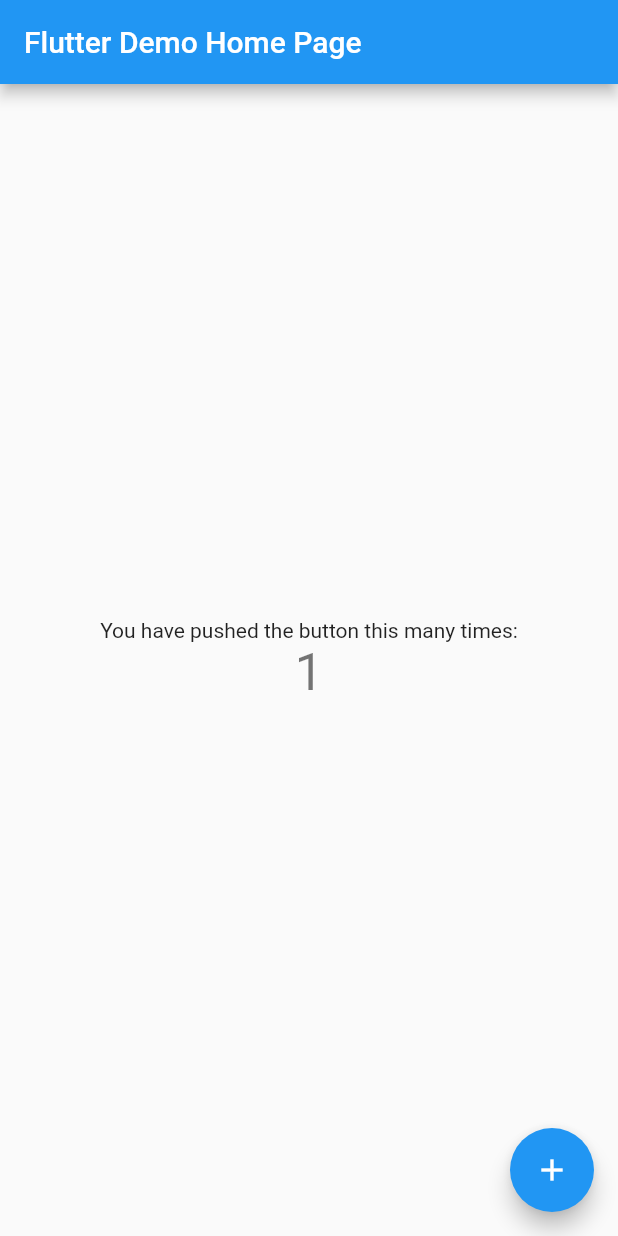
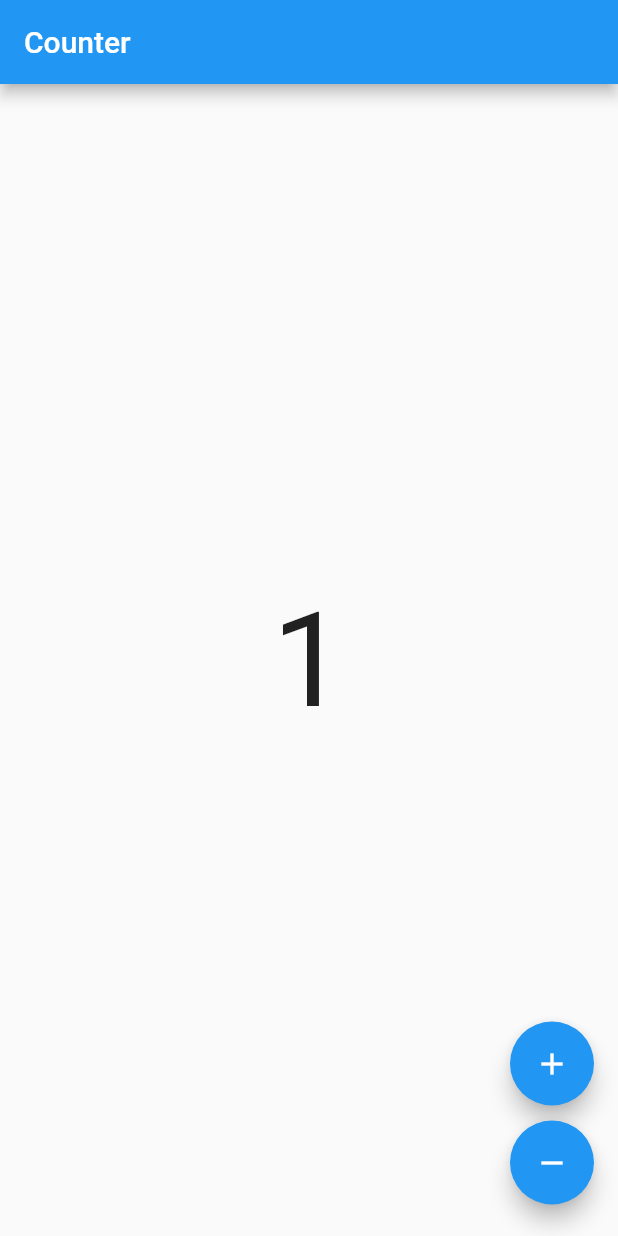
Before and after one commit to yaostyle/flutter_bloc_lab, a Flutter app: the screen it shows after launch, after a tap on the "add" icon, on a phone screen of 412 x 824 dp. Run offline on Flutter 3.47's test engine with Material 2 defaults, Android fonts, the phone set to English and light mode, and no system bars; our stand-ins replace bloc, flutter_bloc.

Commit message:
Adds flutter_bloc counter

```diff
--- a/flutter_counter/lib/main.dart
+++ b/flutter_counter/lib/main.dart
@@ -1,111 +1,84 @@
 import 'package:flutter/material.dart';
+import 'package:bloc/bloc.dart';
+import 'package:flutter_bloc/flutter_bloc.dart';
+
+enum CounterEvent { increment, decrement }
 
 void main() => runApp(MyApp());
 
 class MyApp extends StatelessWidget {
-  // This widget is the root of your application.
   @override
   Widget build(BuildContext context) {
     return MaterialApp(
-      title: 'Flutter Demo',
-      theme: ThemeData(
-        // This is the theme of your application.
-        //
-        // Try running your application with "flutter run". You'll see the
-        // application has a blue toolbar. Then, without quitting the app, try
-        // changing the primarySwatch below to Colors.green and then invoke
-        // "hot reload" (press "r" in the console where you ran "flutter run",
-        // or simply save your changes to "hot reload" in a Flutter IDE).
-        // Notice that the counter didn't reset back to zero; the application
-        // is not restarted.
-        primarySwatch: Colors.blue,
+      title: 'Flutter Counter Demo',
+      home: BlocProvider<CounterBloc>(
+        builder: (context) => CounterBloc(),
+        child: CounterPage(),
       ),
-      home: MyHomePage(title: 'Flutter Demo Home Page'),
     );
   }
 }
 
-class MyHomePage extends StatefulWidget {
-  MyHomePage({Key key, this.title}) : super(key: key);
-
-  // This widget is the home page of your application. It is stateful, meaning
-  // that it has a State object (defined below) that contains fields that affect
-  // how it looks.
-
-  // This class is the configuration for the state. It holds the values (in this
-  // case the title) provided by the parent (in this case the App widget) and
-  // used by the build method of the State. Fields in a Widget subclass are
-  // always marked "final".
-
-  final String title;
+class CounterBloc extends Bloc<CounterEvent, int> {
+  @override
+  int get initialState => 0;
 
   @override
-  _MyHomePageState createState() => _MyHomePageState();
+  Stream<int> mapEventToState(CounterEvent event) async* {
+    switch (event) {
+      case CounterEvent.decrement:
+        yield currentState - 1;
+        break;
+      case CounterEvent.increment:
+        yield currentState + 1;
+        break;
+    }
+  }
 }
 
-class _MyHomePageState extends State<MyHomePage> {
-  int _counter = 0;
-
-  void _incrementCounter() {
-    setState(() {
-      // This call to setState tells the Flutter framework that something has
-      // changed in this State, which causes it to rerun the build method below
-      // so that the display can reflect the updated values. If we changed
-      // _counter without calling setState(), then the build method would not be
-      // called again, and so nothing would appear to happen.
-      _counter++;
-    });
-  }
-
+class CounterPage extends StatelessWidget {
   @override
   Widget build(BuildContext context) {
-    // This method is rerun every time setState is called, for instance as done
-    // by the _incrementCounter method above.
-    //
-    // The Flutter framework has been optimized to make rerunning build methods
-    // fast, so that you can just rebuild anything that needs updating rather
-    // than having to individually change instances of widgets.
+    final CounterBloc counterBloc = BlocProvider.of<CounterBloc>(context);
+
     return Scaffold(
       appBar: AppBar(
-        // Here we take the value from the MyHomePage object that was created by
-        // the App.build method, and use it to set our appbar title.
-        title: Text(widget.title),
+        title: Text('Counter'),
       ),
-      body: Center(
-        // Center is a layout widget. It takes a single child and positions it
-        // in the middle of the parent.
-        child: Column(
-          // Column is also layout widget. It takes a list of children and
-          // arranges them vertically. By default, it sizes itself to fit its
-          // children horizontally, and tries to be as tall as its parent.
-          //
-          // Invoke "debug painting" (press "p" in the console, choose the
-          // "Toggle Debug Paint" action from the Flutter Inspector in Android
-          // Studio, or the "Toggle Debug Paint" command in Visual Studio Code)
-          // to see the wireframe for each widget.
-          //
-          // Column has various properties to control how it sizes itself and
-          // how it positions its children. Here we use mainAxisAlignment to
-          // center the children vertically; the main axis here is the vertical
-          // axis because Columns are vertical (the cross axis would be
-          // horizontal).
-          mainAxisAlignment: MainAxisAlignment.center,
-          children: <Widget>[
-            Text(
-              'You have pushed the button this many times:',
+      body: BlocBuilder<CounterBloc, int>(
+        builder: (context, count) {
+          return Center(
+            child: Text(
+              '$count',
+              style: TextStyle(fontSize: 88.0),
             ),
-            Text(
-              '$_counter',
-              style: Theme.of(context).textTheme.display1,
+          );
+        },
+      ),
+      floatingActionButton: Column(
+        crossAxisAlignment: CrossAxisAlignment.end,
+        mainAxisAlignment: MainAxisAlignment.end,
+        children: <Widget>[
+          Padding(
+            padding: EdgeInsets.symmetric(vertical: 5.0),
+            child: FloatingActionButton(
+              child: Icon(Icons.add),
+              onPressed: () {
+                counterBloc.dispatch(CounterEvent.increment);
+              },
             ),
-          ],
-        ),
+          ),
+          Padding(
+            padding: EdgeInsets.symmetric(vertical: 5.0),
+            child: FloatingActionButton(
+              child: Icon(Icons.remove),
+              onPressed: () {
+                counterBloc.dispatch(CounterEvent.decrement);
+              },
+            ),
+          )
+        ],
       ),
-      floatingActionButton: FloatingActionButton(
-        onPressed: _incrementCounter,
-        tooltip: 'Increment',
-        child: Icon(Icons.add),
-      ), // This trailing comma makes auto-formatting nicer for build methods.
     );
   }
 }
--- a/flutter_counter/pubspec.yaml
+++ b/flutter_counter/pubspec.yaml
@@ -19,6 +19,10 @@ environment:
 dependencies:
   flutter:
     sdk: flutter
+
+  flutter_bloc: ^0.20.0
+
+  meta: ^1.1.6
 
   # The following adds the Cupertino Icons font to your application.
   # Use with the CupertinoIcons class for iOS style icons.
```
Also changed, not shown: flutter_counter/pubspec.lock, 1 other file.
